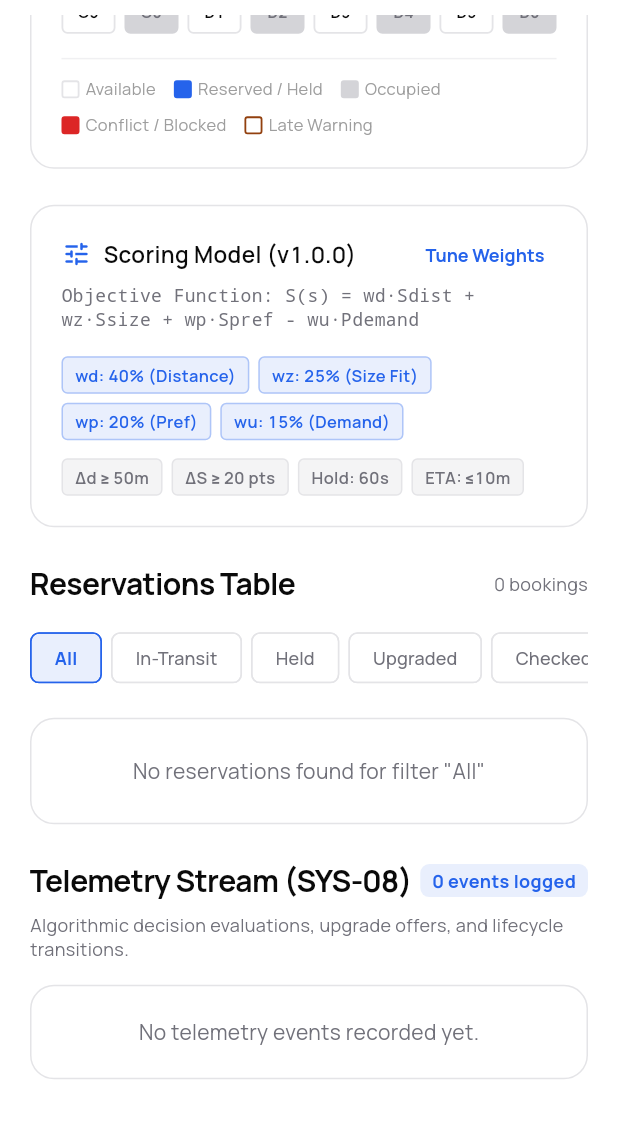
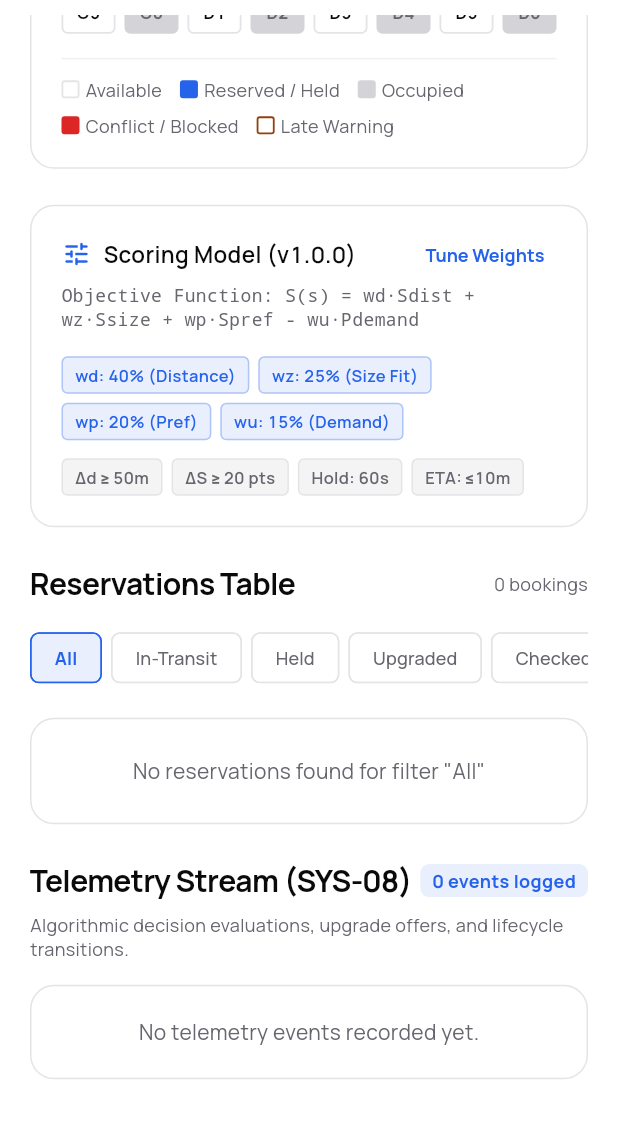
Before and after one commit to Anuk-Cooray/SPS-Android, a Flutter app: the AdminDashboardScreen screen opened by its route, scrolled down 576 dp, on a phone screen of 412 x 824 dp, the part 69-1207 px from its top. Run offline on Flutter 3.47's test engine with Material 3 defaults, Android fonts, the phone set to English and light mode, and no system bars; our stand-ins replace cloud_firestore, firebase_auth, firebase_core, flutter_map, google_fonts, latlong2 and 2 more; accounts and stored records are empty.

Commit message:
style(ui): theme contrast fixes, 11px text floor, themed snackbars
- Text grays pass WCAG AA: light secondary #66666F (5.7:1), tertiary
  #6E6E77 (5.0:1); dark tertiary #8E8E98 (5.6:1).
- Free-slot outline meets the 3:1 non-text minimum (light #85858D,
  dark #7A7A84) so free and taken bays are distinguishable.
- Min touch target token 48dp; AppIconSize tokens (16/20/24).
- No text below 11px (map labels, badges, overlines were 9-10px);
  captions that forced 11px use the 12px theme caption.
- showAppSnack helper (info/warning/error) replaces hard-coded snackbar
  colours; legible in dark mode.
- Parked screen mini-map and an admin legend use theme colours.

Co-Authored-By: Claude Opus 5.5 <noreply@anthropic.com>

```diff
--- a/lib/core/theme/app_theme.dart
+++ b/lib/core/theme/app_theme.dart
@@ -71,8 +71,8 @@ class AppColors extends ThemeExtension<AppColors> {
     border: Color(0xFFE4E4E7),
     divider: Color(0xFFF0F0F2),
     textPrimary: Color(0xFF0A0A0A),
-    textSecondary: Color(0xFF71717A),
-    textTertiary: Color(0xFFA1A1AA),
+    textSecondary: Color(0xFF66666F), // 5.7:1 on white, 5.2:1 on surfaceMuted
+    textTertiary: Color(0xFF6E6E77), // 5.0:1 on white, 4.6:1 on surfaceMuted
     primary: Color(0xFF0A0A0A),
     onPrimary: Color(0xFFFFFFFF),
     accent: Color(0xFF2563EB),
@@ -81,7 +81,7 @@ class AppColors extends ThemeExtension<AppColors> {
     warningSoft: Color(0xFFFFFBEB),
     warningBorder: Color(0xFFFDE68A),
     danger: Color(0xFFDC2626),
-    slotFreeBorder: Color(0xFFA1A1AA),
+    slotFreeBorder: Color(0xFF85858D), // 3.7:1 — free slots must read as controls
     slotTaken: Color(0xFFD4D4D8),
     slotBlocked: Color(0xFFE4E4E7),
     mapLand: Color(0xFFEEEEF0),
@@ -98,7 +98,7 @@ class AppColors extends ThemeExtension<AppColors> {
     divider: Color(0xFF1F1F23),
     textPrimary: Color(0xFFFAFAFA),
     textSecondary: Color(0xFFA1A1AA),
-    textTertiary: Color(0xFF71717A),
+    textTertiary: Color(0xFF8E8E98), // 5.6:1 on surface
     primary: Color(0xFFFAFAFA),
     onPrimary: Color(0xFF0A0A0A),
     accent: Color(0xFF3B82F6),
@@ -107,7 +107,7 @@ class AppColors extends ThemeExtension<AppColors> {
     warningSoft: Color(0xFF2A1F0A),
     warningBorder: Color(0xFF5C4310),
     danger: Color(0xFFF87171),
-    slotFreeBorder: Color(0xFF52525B),
+    slotFreeBorder: Color(0xFF7A7A84), // 4.3:1 on surface
     slotTaken: Color(0xFF3F3F46),
     slotBlocked: Color(0xFF27272A),
     mapLand: Color(0xFF111113),
@@ -234,7 +234,14 @@ abstract final class AppRadius {
 abstract final class AppSize {
   static const double buttonHeight = 56;
   static const double inputHeight = 56;
-  static const double iconButton = 44; // min touch target
+  static const double iconButton = 48; // min touch target (Android 48dp)
+}
+
+/// Icon sizes: inline with caption text, standard UI icon, prominent/hero icon.
+abstract final class AppIconSize {
+  static const double sm = 16;
+  static const double md = 20;
+  static const double lg = 24;
 }
 
 abstract final class AppMotion {
--- a/lib/core/widgets/active_booking_mini_banner.dart
+++ b/lib/core/widgets/active_booking_mini_banner.dart
@@ -127,7 +127,7 @@ class ActiveBookingMiniBanner extends StatelessWidget {
                               'Bay ${booking.slotId}',
                               style: const TextStyle(
                                 color: Colors.white,
-                                fontSize: 10,
+                                fontSize: 11,
                                 fontWeight: FontWeight.w800,
                               ),
                             ),
--- a/lib/features/admin/admin_dashboard_screen.dart
+++ b/lib/features/admin/admin_dashboard_screen.dart
@@ -173,7 +173,7 @@ class _AdminDashboardScreenState extends State<AdminDashboardScreen> {
                     ),
                     Text(
                       'Tap bay for details',
-                      style: AppText.caption.copyWith(color: c.textSecondary, fontSize: 11),
+                      style: AppText.caption.copyWith(color: c.textSecondary),
                     ),
                   ],
                 ),
@@ -510,7 +510,7 @@ class _AdminDashboardScreenState extends State<AdminDashboardScreen> {
               style: AppText.caption.copyWith(
                 color: textColor,
                 fontWeight: FontWeight.w700,
-                fontSize: 10,
+                fontSize: 11,
               ),
             ),
             if (isLateWarning)
@@ -629,7 +629,7 @@ class _AdminDashboardScreenState extends State<AdminDashboardScreen> {
           ),
         ),
         const SizedBox(width: 4),
-        Text(label, style: const TextStyle(fontSize: 11, color: Colors.grey)),
+        Text(label, style: AppText.caption.copyWith(color: context.colors.textSecondary)),
       ],
     );
   }
@@ -668,7 +668,7 @@ class _AdminDashboardScreenState extends State<AdminDashboardScreen> {
           const SizedBox(height: 2),
           Text(
             subtitle,
-            style: AppText.caption.copyWith(color: c.textSecondary, fontSize: 11),
+            style: AppText.caption.copyWith(color: c.textSecondary),
             maxLines: 1,
             overflow: TextOverflow.ellipsis,
           ),
@@ -841,7 +841,7 @@ class _TelemetryEventRow extends StatelessWidget {
               ),
               Text(
                 timeFormatted,
-                style: AppText.caption.copyWith(color: c.textTertiary, fontSize: 11),
+                style: AppText.caption.copyWith(color: c.textTertiary),
               ),
             ],
           ),
@@ -854,7 +854,7 @@ class _TelemetryEventRow extends StatelessWidget {
             const SizedBox(height: 3),
             Text(
               'Ref: #${event.bookingId}',
-              style: AppText.caption.copyWith(color: c.textSecondary, fontSize: 11),
+              style: AppText.caption.copyWith(color: c.textSecondary),
             ),
           ],
         ],
--- a/lib/features/auth/login_screen.dart
+++ b/lib/features/auth/login_screen.dart
@@ -525,7 +525,7 @@ class _LoginScreenState extends State<LoginScreen> {
                       const SizedBox(height: 2),
                       Text(
                         'Valid for 5 min · Backed by Cloud Firestore',
-                        style: AppText.caption.copyWith(color: c.textSecondary, fontSize: 11),
+                        style: AppText.caption.copyWith(color: c.textSecondary),
                       ),
                     ],
                   ),
--- a/lib/features/home_map/home_map_screen.dart
+++ b/lib/features/home_map/home_map_screen.dart
@@ -310,7 +310,7 @@ class _LotCard extends StatelessWidget {
                             'Selected',
                             style: AppText.caption.copyWith(
                               color: c.accent,
-                              fontSize: 10,
+                              fontSize: 11,
                               fontWeight: FontWeight.w700,
                             ),
                           ),
--- a/lib/features/home_map/widgets/colombo_search_modal.dart
+++ b/lib/features/home_map/widgets/colombo_search_modal.dart
@@ -315,7 +315,7 @@ class _ColomboSearchModalState extends State<ColomboSearchModal> {
                                               'Crowded',
                                               style: AppText.caption.copyWith(
                                                 color: c.danger,
-                                                fontSize: 10,
+                                                fontSize: 11,
                                                 fontWeight: FontWeight.w700,
                                               ),
                                             ),
--- a/lib/features/home_map/widgets/uber_location_selector_bar.dart
+++ b/lib/features/home_map/widgets/uber_location_selector_bar.dart
@@ -114,7 +114,7 @@ class UberLocationSelectorBar extends StatelessWidget {
                                 'START / PICKUP',
                                 style: AppText.caption.copyWith(
                                   color: c.accent,
-                                  fontSize: 9,
+                                  fontSize: 11,
                                   fontWeight: FontWeight.w800,
                                   letterSpacing: 0.8,
                                 ),
@@ -162,7 +162,7 @@ class UberLocationSelectorBar extends StatelessWidget {
                                 'PARKING DESTINATION',
                                 style: AppText.caption.copyWith(
                                   color: c.accent,
-                                  fontSize: 9,
+                                  fontSize: 11,
                                   fontWeight: FontWeight.w800,
                                   letterSpacing: 0.8,
                                 ),
@@ -259,7 +259,7 @@ class UberLocationSelectorBar extends StatelessWidget {
                               destination.congestionLevel == 'Very High'
                           ? c.danger
                           : c.warning,
-                      fontSize: 10,
+                      fontSize: 11,
                       fontWeight: FontWeight.w700,
                     ),
                   ),
--- a/lib/features/reoptimization/widgets/arrival_adjustment_modal.dart
+++ b/lib/features/reoptimization/widgets/arrival_adjustment_modal.dart
@@ -169,7 +169,7 @@ class ArrivalAdjustmentModal extends StatelessWidget {
                             '-${result.lateByMinutes}m late',
                             style: AppText.caption.copyWith(
                               color: c.danger,
-                              fontSize: 10,
+                              fontSize: 11,
                               fontWeight: FontWeight.w700,
                             ),
                           ),
```
Also changed, not shown: lib/core/widgets/app_snackbar.dart (added, +40 -0 lines), lib/features/barrier_checkin/parked_screen.dart (+4 -4 lines), lib/features/home_map/widgets/colombo_live_map_view.dart (+4 -4 lines), lib/features/reoptimization/book_slot_screen.dart (+10 -19 lines), lib/features/reoptimization/widgets/booking_confirmed_dialog.dart (+4 -8 lines).
